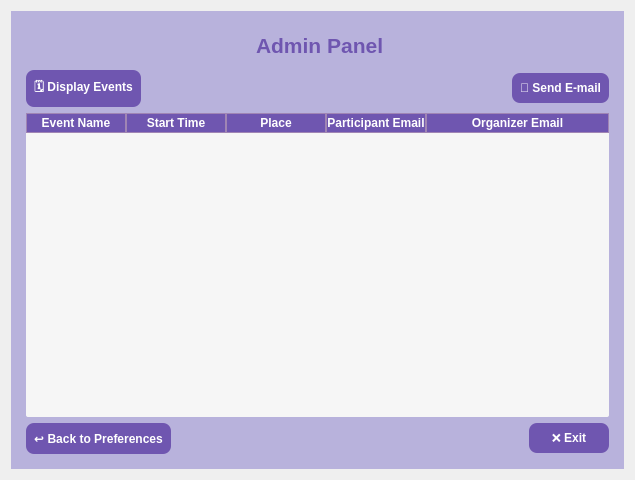
Qt form ui/admin_panel.ui (KursaDSc/Python-Module-Week7) before a commit.
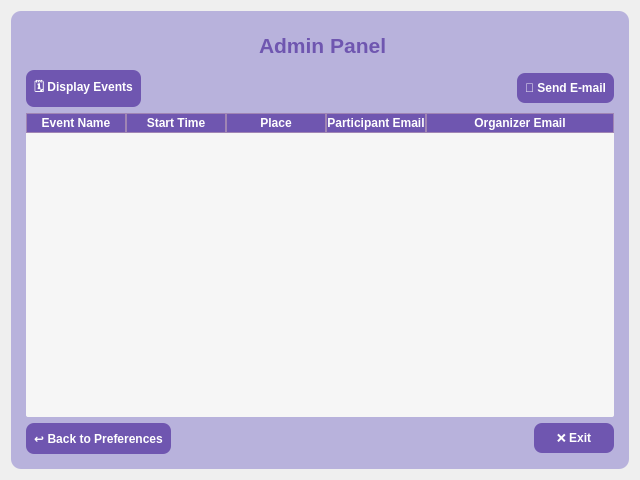
The same form after that commit. Icons and pictures are not drawn.

```diff
--- a/ui/admin_panel.ui
+++ b/ui/admin_panel.ui
@@ -6,7 +6,7 @@
    <rect>
     <x>0</x>
     <y>0</y>
-    <width>635</width>
+    <width>640</width>
     <height>480</height>
    </rect>
   </property>
@@ -32,9 +32,11 @@
    <item>
     <widget class="QFrame" name="frame">
      <property name="styleSheet">
-      <string notr="true">background-color: #b8b2dc;
-border: none; 
-border-radius: 20 px;
+      <string notr="true">QFrame {
+    background-color: #b8b2dc;
+    border-radius: 10px;
+}
+
 
 
 </string>
```
